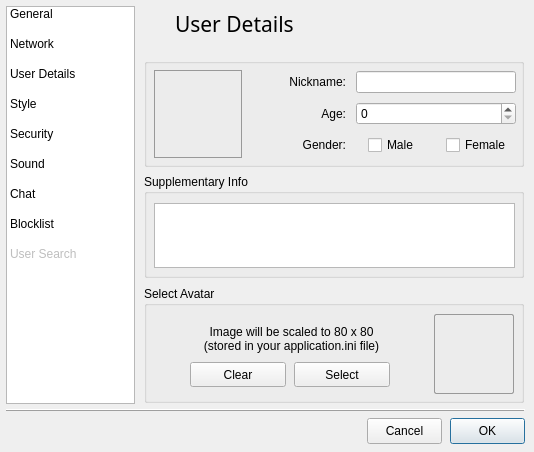
Old version of the form src/gui/form_settingsgui.ui in the repository zoonderkins/i2p-chat.
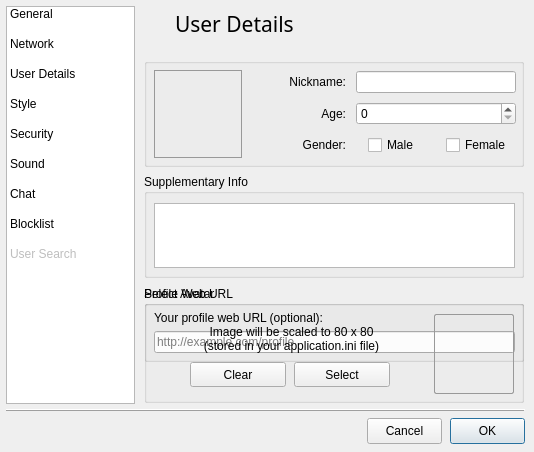
New version of the form. The open tabs and pages were chosen to show the change. Icons and pictures are not drawn.

```diff
--- a/src/gui/form_settingsgui.ui
+++ b/src/gui/form_settingsgui.ui
@@ -1801,6 +1801,63 @@
        </property>
       </widget>
      </widget>
+     <widget class="QGroupBox" name="ProfileWebURL">
+      <property name="geometry">
+       <rect>
+        <x>4</x>
+        <y>278</y>
+        <width>380</width>
+        <height>76</height>
+       </rect>
+      </property>
+      <property name="minimumSize">
+       <size>
+        <width>380</width>
+        <height>0</height>
+       </size>
+      </property>
+      <property name="maximumSize">
+       <size>
+        <width>380</width>
+        <height>16777215</height>
+       </size>
+      </property>
+      <property name="title">
+       <string>Profile Web URL</string>
+      </property>
+      <widget class="QWidget" name="layoutWidget_profile">
+       <property name="geometry">
+        <rect>
+         <x>10</x>
+         <y>25</y>
+         <width>361</width>
+         <height>42</height>
+        </rect>
+       </property>
+       <layout class="QVBoxLayout" name="profileURLLayout">
+        <item>
+         <widget class="QLabel" name="label_profileURL">
+          <property name="text">
+           <string>Your profile web URL (optional):</string>
+          </property>
+         </widget>
+        </item>
+        <item>
+         <widget class="QLineEdit" name="txt_ProfileWebURL">
+          <property name="enabled">
+           <bool>true</bool>
+          </property>
+          <property name="placeholderText">
+           <string>http://example.com/profile</string>
+          </property>
+          <property name="clearButtonEnabled">
+           <bool>true</bool>
+          </property>
+         </widget>
+        </item>
+       </layout>
+      </widget>
+     </widget>
      <widget class="QWidget" name="layoutWidget5">
       <property name="geometry">
        <rect>
```
Left out of the diff: 23 changed lines with no effect on the pictures.
